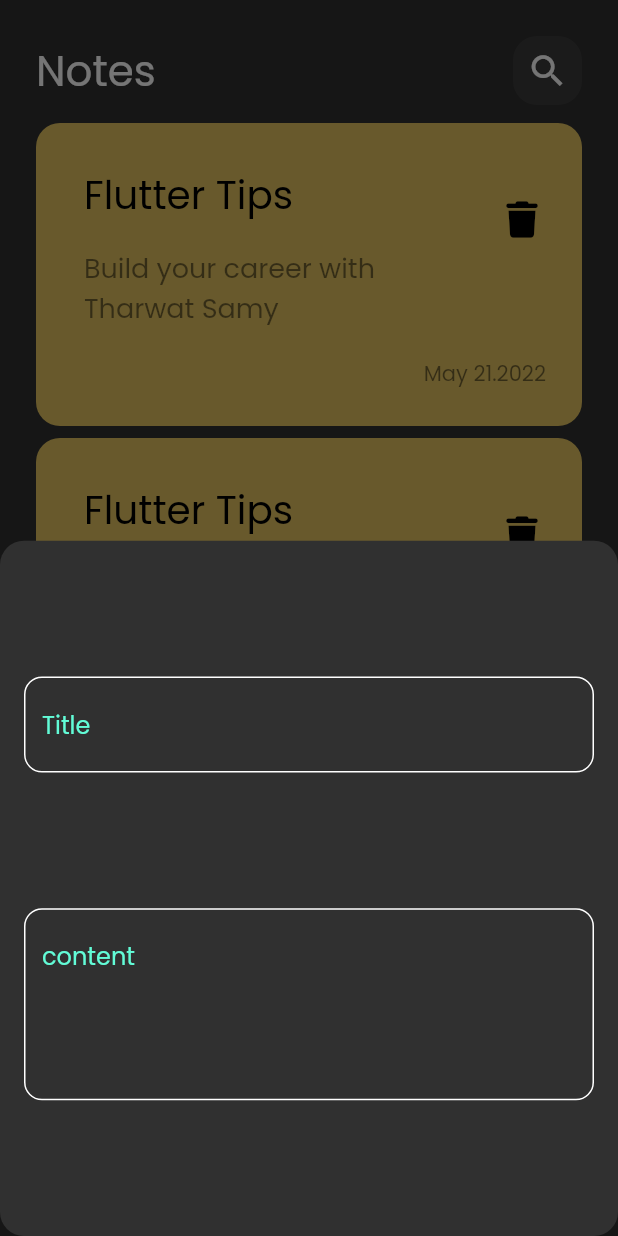
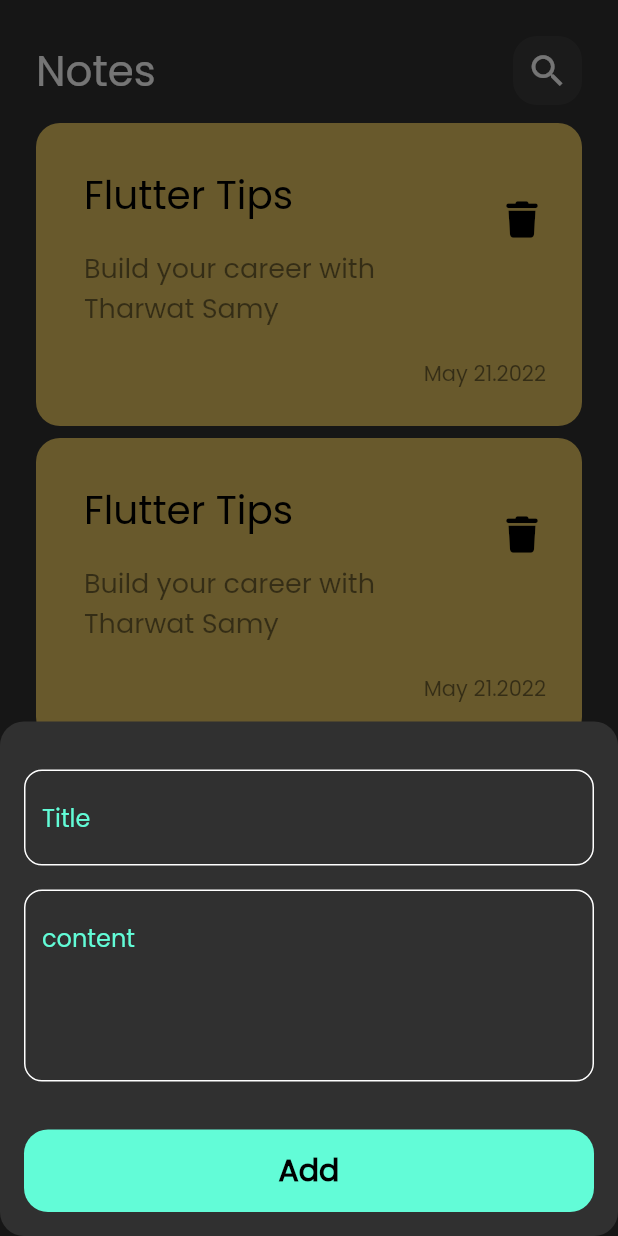
Before and after one commit to dimiana17/notes_app, a Flutter app: the screen it shows after launch, after a tap on the "add" icon, on a phone screen of 412 x 824 dp. Run offline on Flutter 3.47's test engine with Material 2 defaults, Android fonts, the phone set to English and light mode, and no system bars; our stand-ins replace font_awesome_flutter.

Commit message:
finish notes bottom sheet

```diff
--- a/lib/views/notes_view.dart
+++ b/lib/views/notes_view.dart
@@ -1,4 +1,5 @@
 import 'package:flutter/material.dart';
+import 'package:note_app/const_file.dart';
 import 'package:note_app/views/widgets/add_note_button_sheet.dart';
 import 'package:note_app/views/widgets/notes_view_body.dart';
 
--- a/lib/views/widgets/add_note_button_sheet.dart
+++ b/lib/views/widgets/add_note_button_sheet.dart
@@ -1,4 +1,6 @@
 import 'package:flutter/material.dart';
+import 'package:note_app/const_file.dart';
+import 'package:note_app/views/widgets/custom_button.dart';
 import 'package:note_app/views/widgets/custom_text_field.dart';
 
 class AddNoteButtonSheet extends StatelessWidget {
@@ -8,14 +10,28 @@ class AddNoteButtonSheet extends StatelessWidget {
   Widget build(BuildContext context) {
     return const Padding(
       padding: EdgeInsetsDirectional.symmetric(horizontal: 16),
-      child: Column(
-        mainAxisAlignment: MainAxisAlignment.spaceEvenly,
-        children: [
-        CustomTextField(hintText: 'Title',),
-        CustomTextField(hintText: 'content',maxLine: 4,)
+      child: SingleChildScrollView(
+          child: Column(
+            children: [
+              SizedBox(height: 32,),
+              CustomTextField(
+                hintText: 'Title',
+              ),
+              SizedBox(height: 16,),
 
-        ],
-      ),
+              CustomTextField(
+                hintText: 'content',
+                maxLine: 4,
+              ),
+              SizedBox(height: 32,),
+
+              CustomButton(),
+              SizedBox(height: 16,),
+
+            ],
+          ),
+        ),
+
     );
   }
 }
--- /dev/null
+++ b/lib/views/widgets/custom_button.dart
@@ -0,0 +1,26 @@
+import 'package:flutter/material.dart';
+import 'package:note_app/const_file.dart';
+
+class CustomButton extends StatelessWidget {
+  const CustomButton({super.key});
+
+  @override
+  Widget build(BuildContext context) {
+    return Container(
+      width: MediaQuery.of(context).size.width,
+      height: 55,
+      decoration: BoxDecoration(
+          color: kPrimaryColor, borderRadius: BorderRadius.circular(16)),
+      child: const Center(
+        child: Text(
+          'Add',
+          style: TextStyle(
+            color: Colors.black,
+            fontSize: 20,
+            fontWeight: FontWeight.w600
+          ),
+        ),
+      ),
+    );
+  }
+}
```
